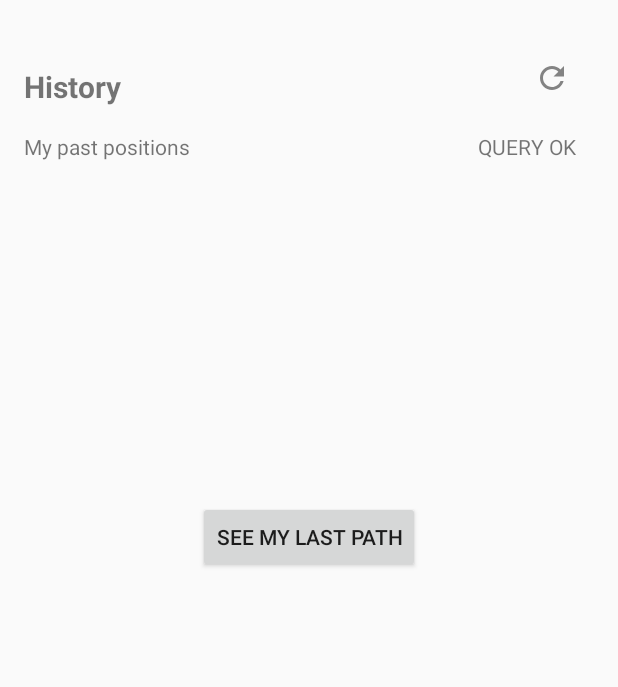
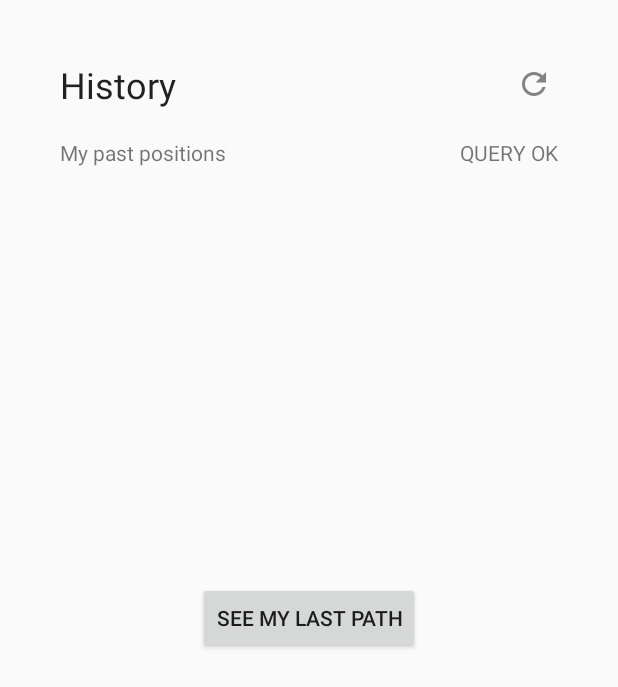
Before and after one commit to CoronaTeam/CoronaGame, an Android app: the HistoryFragment screen opened directly, with no data from a screen before it, on a phone screen of 412 x 824 dp. Shown: the top 687 px of the screen. Run offline under Robolectric (Android 15) with nearby library versions, the phone set to English and light mode, and no system bars; our stand-ins replace Firebase (no records; nobody signed in at launch, a user with empty details on screens opened directly); 4 statements that could not run were skipped.

Commit message:
replace hardcoded values with constants

```diff
--- a/app/src/main/res/layout/fragment_history.xml
+++ b/app/src/main/res/layout/fragment_history.xml
@@ -1,16 +1,15 @@
 <?xml version="1.0" encoding="utf-8"?>
 <androidx.constraintlayout.widget.ConstraintLayout xmlns:android="http://schemas.android.com/apk/res/android"
     xmlns:app="http://schemas.android.com/apk/res-auto"
-    xmlns:tools="http://schemas.android.com/tools"
     android:layout_width="match_parent"
     android:layout_height="match_parent">
 
     <ImageButton
         android:id="@+id/refresh_history"
-        android:layout_width="40dp"
-        android:layout_height="40dp"
-        android:layout_marginEnd="24dp"
-        android:layout_marginTop="32dp"
+        android:layout_width="@dimen/buttonSize"
+        android:layout_height="@dimen/buttonSize"
+        android:layout_marginEnd="@dimen/basePadding"
+        android:layout_marginTop="@dimen/basePadding"
         android:background="@null"
         android:src="@drawable/ic_refresh"
         app:layout_constraintEnd_toEndOf="parent"
@@ -20,7 +19,7 @@
         android:id="@+id/history_tracker"
         android:layout_width="wrap_content"
         android:layout_height="wrap_content"
-        android:layout_marginTop="12dp"
+        android:layout_marginTop="@dimen/basePadding"
         app:layout_constraintBottom_toBottomOf="parent"
         app:layout_constraintEnd_toEndOf="parent"
         app:layout_constraintHorizontal_bias="0.0"
@@ -32,43 +31,39 @@
         android:id="@+id/conn_status"
         android:layout_width="wrap_content"
         android:layout_height="wrap_content"
-        android:layout_marginTop="88dp"
-        android:layout_marginEnd="28dp"
+        android:layout_marginTop="@dimen/baseMargin"
         android:text="@string/textView"
-        app:layout_constraintEnd_toEndOf="parent"
-        app:layout_constraintTop_toTopOf="parent" />
+        app:layout_constraintEnd_toEndOf="@id/refresh_history"
+        app:layout_constraintTop_toBottomOf="@id/refresh_history" />
 
     <TextView
         android:id="@+id/textView2"
         android:layout_width="wrap_content"
         android:layout_height="wrap_content"
-        android:layout_marginStart="16dp"
-        android:layout_marginTop="88dp"
         android:text="@string/my_past_positions"
-        app:layout_constraintStart_toStartOf="parent"
-        app:layout_constraintTop_toTopOf="parent" />
+        app:layout_constraintStart_toStartOf="@id/history_title"
+        app:layout_constraintTop_toTopOf="@id/conn_status" />
 
     <TextView
         android:id="@+id/history_title"
         android:layout_width="wrap_content"
         android:layout_height="wrap_content"
-        android:layout_marginStart="16dp"
-        android:layout_marginTop="44dp"
+        android:layout_marginStart="@dimen/basePadding"
+        android:layout_marginTop="@dimen/basePadding"
         android:text="@string/tab_history"
-        android:textSize="20sp"
-        android:textStyle="bold"
         app:layout_constraintStart_toStartOf="parent"
-        app:layout_constraintTop_toTopOf="parent" />
+        app:layout_constraintTop_toTopOf="parent"
+        android:textAppearance="@style/TextAppearance.AppCompat.Headline"/>
 
-    <Button
-        android:id="@+id/pathButton"
-        android:layout_width="wrap_content"
-        android:layout_height="wrap_content"
-        android:layout_marginTop="180dp"
-        android:layout_marginBottom="396dp"
-        android:text="@string/see_my_last_path"
-        app:layout_constraintBottom_toBottomOf="parent"
-        app:layout_constraintEnd_toEndOf="parent"
-        app:layout_constraintStart_toStartOf="parent"
-        app:layout_constraintTop_toBottomOf="@+id/textView2" />
+    <LinearLayout
+        android:layout_width="match_parent"
+        android:layout_height="match_parent"
+        android:gravity="center">
+        <Button
+            android:id="@+id/pathButton"
+            android:layout_width="wrap_content"
+            android:layout_height="wrap_content"
+            android:text="@string/see_my_last_path" />
+    </LinearLayout>
+
 </androidx.constraintlayout.widget.ConstraintLayout>
```
